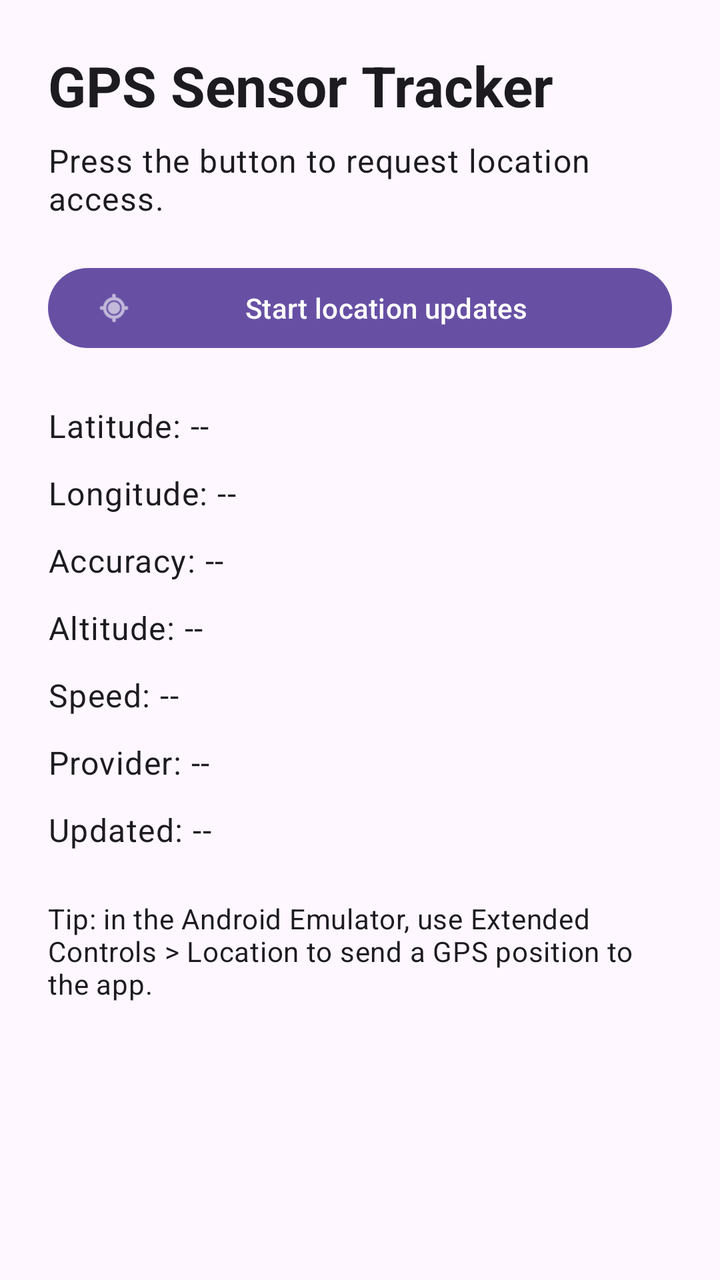
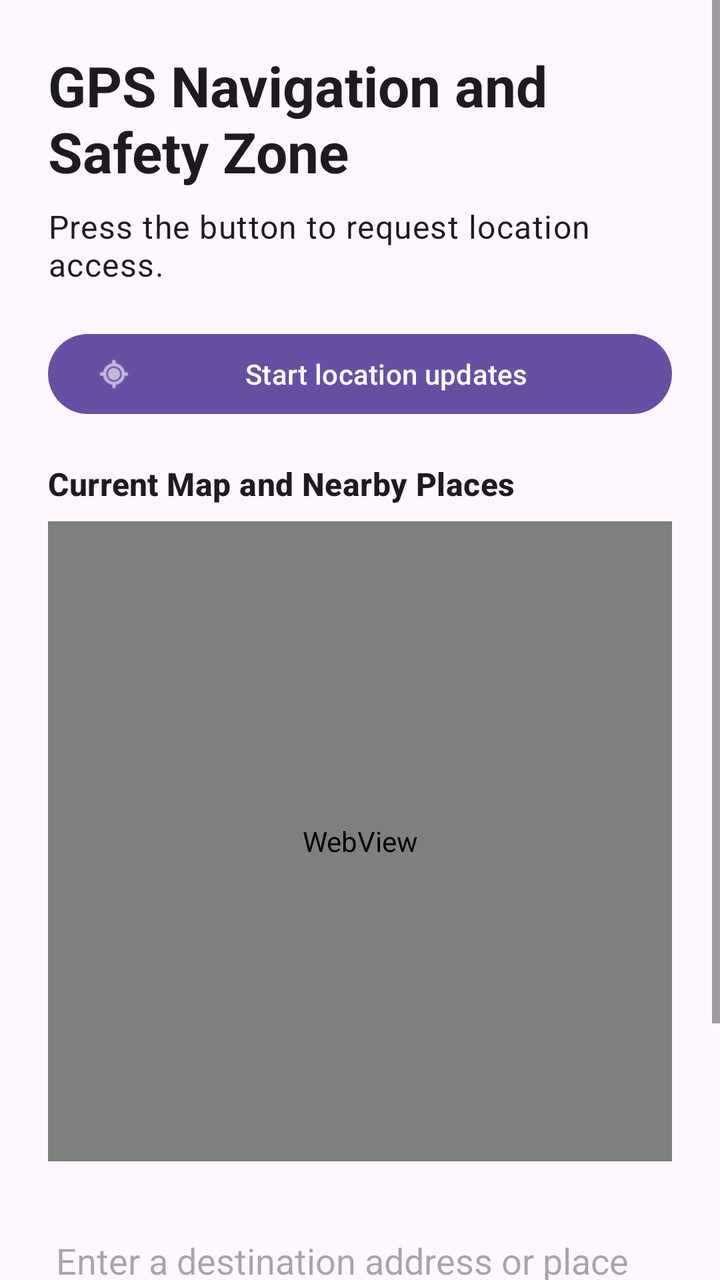

The first picture is an Android layout as it rendered before a commit; the second is the same layout after the commit. The layout source and the unified diff follow.
<!-- AndroidManifest.xml: application theme Theme.Sensors -->
<!-- res/layout/activity_main.xml -->
<?xml version="1.0" encoding="utf-8"?>
<androidx.constraintlayout.widget.ConstraintLayout xmlns:android="http://schemas.android.com/apk/res/android"
    xmlns:app="http://schemas.android.com/apk/res-auto"
    xmlns:tools="http://schemas.android.com/tools"
    android:id="@+id/main"
    android:layout_width="match_parent"
    android:layout_height="match_parent"
    tools:context=".MainActivity">

    <ScrollView
        android:layout_width="0dp"
        android:layout_height="0dp"
        android:fillViewport="true"
        app:layout_constraintBottom_toBottomOf="parent"
        app:layout_constraintEnd_toEndOf="parent"
        app:layout_constraintStart_toStartOf="parent"
        app:layout_constraintTop_toTopOf="parent">

        <LinearLayout
            android:layout_width="match_parent"
            android:layout_height="wrap_content"
            android:orientation="vertical"
            android:padding="24dp">

            <TextView
                android:id="@+id/titleText"
                android:layout_width="match_parent"
                android:layout_height="wrap_content"
                android:text="@string/location_tracker_title"
                android:textAppearance="@style/TextAppearance.Material3.HeadlineMedium"
                android:textStyle="bold" />

            <TextView
                android:id="@+id/statusText"
                android:layout_width="match_parent"
                android:layout_height="wrap_content"
                android:layout_marginTop="8dp"
                android:text="@string/location_waiting"
                android:textAppearance="@style/TextAppearance.Material3.BodyLarge" />

            <com.google.android.material.button.MaterialButton
                android:id="@+id/locationButton"
                android:layout_width="match_parent"
                android:layout_height="wrap_content"
                android:layout_marginTop="20dp"
                android:text="@string/start_location_updates"
                app:icon="@android:drawable/ic_menu_mylocation" />

            <TextView
                android:id="@+id/latitudeText"
                android:layout_width="match_parent"
                android:layout_height="wrap_content"
                android:layout_marginTop="24dp"
                android:text="@string/latitude_empty"
                android:textAppearance="@style/TextAppearance.Material3.BodyLarge" />

            <TextView
                android:id="@+id/longitudeText"
                android:layout_width="match_parent"
                android:layout_height="wrap_content"
                android:layout_marginTop="12dp"
                android:text="@string/longitude_empty"
                android:textAppearance="@style/TextAppearance.Material3.BodyLarge" />

            <TextView
                android:id="@+id/accuracyText"
                android:layout_width="match_parent"
                android:layout_height="wrap_content"
                android:layout_marginTop="12dp"
                android:text="@string/accuracy_empty"
                android:textAppearance="@style/TextAppearance.Material3.BodyLarge" />

            <TextView
                android:id="@+id/altitudeText"
                android:layout_width="match_parent"
                android:layout_height="wrap_content"
                android:layout_marginTop="12dp"
                android:text="@string/altitude_empty"
                android:textAppearance="@style/TextAppearance.Material3.BodyLarge" />

            <TextView
                android:id="@+id/speedText"
                android:layout_width="match_parent"
                android:layout_height="wrap_content"
                android:layout_marginTop="12dp"
                android:text="@string/speed_empty"
                android:textAppearance="@style/TextAppearance.Material3.BodyLarge" />

            <TextView
                android:id="@+id/providerText"
                android:layout_width="match_parent"
                android:layout_height="wrap_content"
                android:layout_marginTop="12dp"
                android:text="@string/provider_empty"
                android:textAppearance="@style/TextAppearance.Material3.BodyLarge" />

            <TextView
                android:id="@+id/timeText"
                android:layout_width="match_parent"
                android:layout_height="wrap_content"
                android:layout_marginTop="12dp"
                android:text="@string/time_empty"
                android:textAppearance="@style/TextAppearance.Material3.BodyLarge" />

            <TextView
                android:id="@+id/helpText"
                android:layout_width="match_parent"
                android:layout_height="wrap_content"
                android:layout_marginTop="24dp"
                android:text="@string/location_help"
                android:textAppearance="@style/TextAppearance.Material3.BodyMedium" />
        </LinearLayout>
    </ScrollView>

</androidx.constraintlayout.widget.ConstraintLayout>
<!-- resources referenced by this layout -->
<resources>
  <string name="accuracy_empty">Accuracy: --</string>
  <string name="altitude_empty">Altitude: --</string>
  <string name="latitude_empty">Latitude: --</string>
  <string name="location_help">Tip: in the Android Emulator, use Extended Controls &gt; Location to send a GPS position to the app.</string>
  <string name="location_tracker_title">GPS Sensor Tracker</string>
  <string name="location_waiting">Press the button to request location access.</string>
  <string name="longitude_empty">Longitude: --</string>
  <string name="provider_empty">Provider: --</string>
  <string name="speed_empty">Speed: --</string>
  <string name="start_location_updates">Start location updates</string>
  <string name="time_empty">Updated: --</string>
  <style name="Theme.Sensors" parent="Base.Theme.Sensors" />
  <style name="Base.Theme.Sensors" parent="Theme.Material3.DayNight.NoActionBar">
          
          
      </style>
</resources>

<!-- the commit's change to res/layout/activity_main.xml (unified diff, before → after) -->
@@ -1,4 +1,4 @@
-<?xml version="1.0" encoding="utf-8"?>
+﻿<?xml version="1.0" encoding="utf-8"?>
 <androidx.constraintlayout.widget.ConstraintLayout xmlns:android="http://schemas.android.com/apk/res/android"
     xmlns:app="http://schemas.android.com/apk/res-auto"
     xmlns:tools="http://schemas.android.com/tools"
@@ -47,68 +47,159 @@
                 app:icon="@android:drawable/ic_menu_mylocation" />
 
             <TextView
-                android:id="@+id/latitudeText"
-                android:layout_width="match_parent"
-                android:layout_height="wrap_content"
-                android:layout_marginTop="24dp"
-                android:text="@string/latitude_empty"
-                android:textAppearance="@style/TextAppearance.Material3.BodyLarge" />
-
-            <TextView
-                android:id="@+id/longitudeText"
+                android:layout_width="match_parent"
+                android:layout_height="wrap_content"
+                android:layout_marginTop="20dp"
+                android:text="@string/map_heading"
+                android:textAppearance="@style/TextAppearance.Material3.TitleMedium"
+                android:textStyle="bold" />
+
+            <WebView
+                android:id="@+id/mapWebView"
+                android:layout_width="match_parent"
+                android:layout_height="320dp"
+                android:layout_marginTop="8dp" />
+
+            <EditText
+                android:id="@+id/destinationEditText"
+                android:layout_width="match_parent"
+                android:layout_height="wrap_content"
+                android:layout_marginTop="20dp"
+                android:autofillHints="postalAddress"
+                android:hint="@string/destination_hint"
+                android:inputType="textPostalAddress"
+                android:minHeight="56dp" />
+
+            <com.google.android.material.button.MaterialButton
+                android:id="@+id/navigateButton"
                 android:layout_width="match_parent"
                 android:layout_height="wrap_content"
                 android:layout_marginTop="12dp"
-                android:text="@string/longitude_empty"
-                android:textAppearance="@style/TextAppearance.Material3.BodyLarge" />
-
-            <TextView
-                android:id="@+id/accuracyText"
+                android:text="@string/navigate_button"
+                app:icon="@android:drawable/ic_dialog_map" />
+
+            <com.google.android.material.button.MaterialButton
+                android:id="@+id/detailsToggleButton"
+                style="@style/Widget.Material3.Button.OutlinedButton"
                 android:layout_width="match_parent"
                 android:layout_height="wrap_content"
                 android:layout_marginTop="12dp"
-                android:text="@string/accuracy_empty"
-                android:textAppearance="@style/TextAppearance.Material3.BodyLarge" />
-
-            <TextView
-                android:id="@+id/altitudeText"
+                android:text="@string/show_details" />
+
+            <LinearLayout
+                android:id="@+id/detailsPanel"
                 android:layout_width="match_parent"
                 android:layout_height="wrap_content"
                 android:layout_marginTop="12dp"
-                android:text="@string/altitude_empty"
-                android:textAppearance="@style/TextAppearance.Material3.BodyLarge" />
-
-            <TextView
-                android:id="@+id/speedText"
-                android:layout_width="match_parent"
-                android:layout_height="wrap_content"
-                android:layout_marginTop="12dp"
-                android:text="@string/speed_empty"
-                android:textAppearance="@style/TextAppearance.Material3.BodyLarge" />
-
-            <TextView
-                android:id="@+id/providerText"
-                android:layout_width="match_parent"
-                android:layout_height="wrap_content"
-                android:layout_marginTop="12dp"
-                android:text="@string/provider_empty"
-                android:textAppearance="@style/TextAppearance.Material3.BodyLarge" />
-
-            <TextView
-                android:id="@+id/timeText"
-                android:layout_width="match_parent"
-                android:layout_height="wrap_content"
-                android:layout_marginTop="12dp"
-                android:text="@string/time_empty"
-                android:textAppearance="@style/TextAppearance.Material3.BodyLarge" />
-
-            <TextView
-                android:id="@+id/helpText"
-                android:layout_width="match_parent"
-                android:layout_height="wrap_content"
-                android:layout_marginTop="24dp"
-                android:text="@string/location_help"
-                android:textAppearance="@style/TextAppearance.Material3.BodyMedium" />
+                android:background="#F7F2FA"
+                android:orientation="vertical"
+                android:padding="12dp"
+                android:visibility="gone">
+
+                <TextView
+                    android:id="@+id/destinationStatusText"
+                    android:layout_width="match_parent"
+                    android:layout_height="wrap_content"
+                    android:text="@string/destination_status_empty"
+                    android:textAppearance="@style/TextAppearance.Material3.BodyMedium" />
+
+                <TextView
+                    android:layout_width="match_parent"
+                    android:layout_height="wrap_content"
+                    android:layout_marginTop="12dp"
+                    android:text="@string/geofence_heading"
+                    android:textAppearance="@style/TextAppearance.Material3.TitleSmall"
+                    android:textStyle="bold" />
+
+                <EditText
+                    android:id="@+id/geofenceRadiusEditText"
+                    android:layout_width="match_parent"
+                    android:layout_height="wrap_content"
+                    android:layout_marginTop="4dp"
+                    android:hint="@string/geofence_radius_hint"
+                    android:inputType="numberDecimal"
+                    android:minHeight="48dp"
+                    android:text="100" />
+
+                <com.google.android.material.button.MaterialButton
+                    android:id="@+id/setSafeZoneButton"
+                    android:layout_width="match_parent"
+                    android:layout_height="wrap_content"
+                    android:layout_marginTop="8dp"
+                    android:text="@string/set_safe_zone_button" />
+
+                <TextView
+                    android:id="@+id/geofenceStatusText"
+                    android:layout_width="match_parent"
+                    android:layout_height="wrap_content"
+                    android:layout_marginTop="8dp"
+                    android:text="@string/geofence_not_set"
+                    android:textAppearance="@style/TextAppearance.Material3.BodyMedium" />
+
+                <TextView
+                    android:id="@+id/latitudeText"
+                    android:layout_width="match_parent"
+                    android:layout_height="wrap_content"
+                    android:layout_marginTop="12dp"
+                    android:text="@string/latitude_empty"
+                    android:textAppearance="@style/TextAppearance.Material3.BodyMedium" />
+
+                <TextView
+                    android:id="@+id/longitudeText"
+                    android:layout_width="match_parent"
+                    android:layout_height="wrap_content"
+                    android:layout_marginTop="6dp"
+                    android:text="@string/longitude_empty"
+                    android:textAppearance="@style/TextAppearance.Material3.BodyMedium" />
+
+                <TextView
+                    android:id="@+id/accuracyText"
+                    android:layout_width="match_parent"
+                    android:layout_height="wrap_content"
+                    android:layout_marginTop="6dp"
+                    android:text="@string/accuracy_empty"
+                    android:textAppearance="@style/TextAppearance.Material3.BodyMedium" />
+
+                <TextView
+                    android:id="@+id/altitudeText"
+                    android:layout_width="match_parent"
+                    android:layout_height="wrap_content"
+                    android:layout_marginTop="6dp"
+                    android:text="@string/altitude_empty"
+                    android:textAppearance="@style/TextAppearance.Material3.BodyMedium" />
+
+                <TextView
+                    android:id="@+id/speedText"
+                    android:layout_width="match_parent"
+                    android:layout_height="wrap_content"
+                    android:layout_marginTop="6dp"
+                    android:text="@string/speed_empty"
+                    android:textAppearance="@style/TextAppearance.Material3.BodyMedium" />
+
+                <TextView
+                    android:id="@+id/providerText"
+                    android:layout_width="match_parent"
+                    android:layout_height="wrap_content"
+                    android:layout_marginTop="6dp"
+                    android:text="@string/provider_empty"
+                    android:textAppearance="@style/TextAppearance.Material3.BodyMedium" />
+
+                <TextView
+                    android:id="@+id/timeText"
+                    android:layout_width="match_parent"
+                    android:layout_height="wrap_content"
+                    android:layout_marginTop="6dp"
+                    android:text="@string/time_empty"
+                    android:textAppearance="@style/TextAppearance.Material3.BodyMedium" />
+
+                <TextView
+                    android:id="@+id/helpText"
+                    android:layout_width="match_parent"
+                    android:layout_height="wrap_content"
+                    android:layout_marginTop="12dp"
+                    android:text="@string/location_help"
+                    android:textAppearance="@style/TextAppearance.Material3.BodySmall" />
+            </LinearLayout>
         </LinearLayout>
     </ScrollView>
 
<!-- resource entries referenced after the edit -->
@@ -1,16 +1,25 @@
 <!-- resources referenced by this layout -->
 <resources>
-  <string name="accuracy_empty">Accuracy: --</string>
-  <string name="altitude_empty">Altitude: --</string>
-  <string name="latitude_empty">Latitude: --</string>
-  <string name="location_help">Tip: in the Android Emulator, use Extended Controls &gt; Location to send a GPS position to the app.</string>
-  <string name="location_tracker_title">GPS Sensor Tracker</string>
+  <string name="accuracy_empty">Accuracy: pending</string>
+  <string name="altitude_empty">Altitude: pending</string>
+  <string name="destination_hint">Enter a destination address or place</string>
+  <string name="destination_status_empty">Route status: pending</string>
+  <string name="geofence_heading">Safe Zone / Geofence</string>
+  <string name="geofence_not_set">Safe zone is not set yet.</string>
+  <string name="geofence_radius_hint">Safe zone radius in meters</string>
+  <string name="latitude_empty">Latitude: pending</string>
+  <string name="location_help">Tip: in the Android Emulator, use Extended Controls &gt; Location to send a GPS position. The map uses OpenStreetMap and nearby places need internet access.</string>
+  <string name="location_tracker_title">GPS Navigation and Safety Zone</string>
   <string name="location_waiting">Press the button to request location access.</string>
-  <string name="longitude_empty">Longitude: --</string>
-  <string name="provider_empty">Provider: --</string>
-  <string name="speed_empty">Speed: --</string>
+  <string name="longitude_empty">Longitude: pending</string>
+  <string name="map_heading">Current Map and Nearby Places</string>
+  <string name="navigate_button">Navigate to destination</string>
+  <string name="provider_empty">Provider: pending</string>
+  <string name="set_safe_zone_button">Set safe zone at current location</string>
+  <string name="show_details">Show details</string>
+  <string name="speed_empty">Speed: pending</string>
   <string name="start_location_updates">Start location updates</string>
-  <string name="time_empty">Updated: --</string>
+  <string name="time_empty">Updated: pending</string>
   <style name="Theme.Sensors" parent="Base.Theme.Sensors" />
   <style name="Base.Theme.Sensors" parent="Theme.Material3.DayNight.NoActionBar">
           
